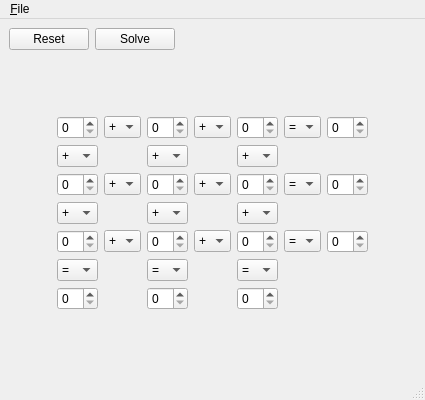
textbrowser/digit-shuffle, file digit-shuffle.ui: the form before one commit.
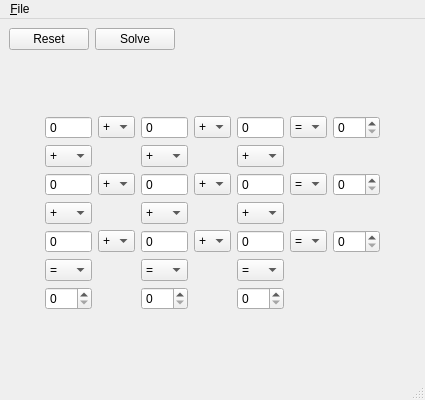
The form after the commit.

Commit message: Fast solver.

Patch:
```diff
--- a/digit-shuffle.ui
+++ b/digit-shuffle.ui
@@ -77,7 +77,14 @@
       <item>
        <layout class="QGridLayout" name="gridLayout">
         <item row="0" column="0">
-         <widget class="QSpinBox" name="x1"/>
+         <widget class="QSpinBox" name="x1">
+          <property name="readOnly">
+           <bool>true</bool>
+          </property>
+          <property name="buttonSymbols">
+           <enum>QAbstractSpinBox::NoButtons</enum>
+          </property>
+         </widget>
         </item>
         <item row="0" column="1">
          <widget class="QComboBox" name="r1">
@@ -107,7 +114,14 @@
          </widget>
         </item>
         <item row="0" column="2">
-         <widget class="QSpinBox" name="x2"/>
+         <widget class="QSpinBox" name="x2">
+          <property name="readOnly">
+           <bool>true</bool>
+          </property>
+          <property name="buttonSymbols">
+           <enum>QAbstractSpinBox::NoButtons</enum>
+          </property>
+         </widget>
         </item>
         <item row="0" column="3">
          <widget class="QComboBox" name="r2">
@@ -137,7 +151,14 @@
          </widget>
         </item>
         <item row="0" column="4">
-         <widget class="QSpinBox" name="x3"/>
+         <widget class="QSpinBox" name="x3">
+          <property name="readOnly">
+           <bool>true</bool>
+          </property>
+          <property name="buttonSymbols">
+           <enum>QAbstractSpinBox::NoButtons</enum>
+          </property>
+         </widget>
         </item>
         <item row="0" column="5">
          <widget class="QComboBox" name="r3">
@@ -155,7 +176,11 @@
          </widget>
         </item>
         <item row="0" column="6">
-         <widget class="QSpinBox" name="a"/>
+         <widget class="QSpinBox" name="a">
+          <property name="maximum">
+           <number>999</number>
+          </property>
+         </widget>
         </item>
         <item row="1" column="0">
          <widget class="QComboBox" name="c1">
@@ -239,7 +264,14 @@
          </widget>
         </item>
         <item row="2" column="0">
-         <widget class="QSpinBox" name="x4"/>
+         <widget class="QSpinBox" name="x4">
+          <property name="readOnly">
+           <bool>true</bool>
+          </property>
+          <property name="buttonSymbols">
+           <enum>QAbstractSpinBox::NoButtons</enum>
+          </property>
+         </widget>
         </item>
         <item row="2" column="1">
          <widget class="QComboBox" name="r4">
@@ -269,7 +301,14 @@
          </widget>
         </item>
         <item row="2" column="2">
-         <widget class="QSpinBox" name="x5"/>
+         <widget class="QSpinBox" name="x5">
+          <property name="readOnly">
+           <bool>true</bool>
+          </property>
+          <property name="buttonSymbols">
+           <enum>QAbstractSpinBox::NoButtons</enum>
+          </property>
+         </widget>
         </item>
         <item row="2" column="3">
          <widget class="QComboBox" name="r5">
@@ -299,7 +338,14 @@
          </widget>
         </item>
         <item row="2" column="4">
-         <widget class="QSpinBox" name="x6"/>
+         <widget class="QSpinBox" name="x6">
+          <property name="readOnly">
+           <bool>true</bool>
+          </property>
+          <property name="buttonSymbols">
+           <enum>QAbstractSpinBox::NoButtons</enum>
+          </property>
+         </widget>
         </item>
         <item row="2" column="5">
          <widget class="QComboBox" name="r6">
@@ -317,7 +363,11 @@
          </widget>
         </item>
         <item row="2" column="6">
-         <widget class="QSpinBox" name="b"/>
+         <widget class="QSpinBox" name="b">
+          <property name="maximum">
+           <number>999</number>
+          </property>
+         </widget>
         </item>
         <item row="3" column="0">
          <widget class="QComboBox" name="c2">
@@ -401,7 +451,14 @@
          </widget>
         </item>
         <item row="4" column="0">
-         <widget class="QSpinBox" name="x7"/>
+         <widget class="QSpinBox" name="x7">
+          <property name="readOnly">
+           <bool>true</bool>
+          </property>
+          <property name="buttonSymbols">
+           <enum>QAbstractSpinBox::NoButtons</enum>
+          </property>
+         </widget>
         </item>
         <item row="4" column="1">
          <widget class="QComboBox" name="r7">
@@ -431,7 +488,14 @@
          </widget>
         </item>
         <item row="4" column="2">
-         <widget class="QSpinBox" name="x8"/>
+         <widget class="QSpinBox" name="x8">
+          <property name="readOnly">
+           <bool>true</bool>
+          </property>
+          <property name="buttonSymbols">
+           <enum>QAbstractSpinBox::NoButtons</enum>
+          </property>
+         </widget>
         </item>
         <item row="4" column="3">
          <widget class="QComboBox" name="r8">
@@ -461,7 +525,14 @@
          </widget>
         </item>
         <item row="4" column="4">
-         <widget class="QSpinBox" name="x9"/>
+         <widget class="QSpinBox" name="x9">
+          <property name="readOnly">
+           <bool>true</bool>
+          </property>
+          <property name="buttonSymbols">
+           <enum>QAbstractSpinBox::NoButtons</enum>
+          </property>
+         </widget>
         </item>
         <item row="4" column="5">
          <widget class="QComboBox" name="r9">
@@ -479,7 +550,11 @@
          </widget>
         </item>
         <item row="4" column="6">
-         <widget class="QSpinBox" name="c"/>
+         <widget class="QSpinBox" name="c">
+          <property name="maximum">
+           <number>999</number>
+          </property>
+         </widget>
         </item>
         <item row="5" column="0">
          <widget class="QComboBox" name="c3">
@@ -527,13 +602,25 @@
          </widget>
         </item>
         <item row="6" column="0">
-         <widget class="QSpinBox" name="d"/>
+         <widget class="QSpinBox" name="d">
+          <property name="maximum">
+           <number>999</number>
+          </property>
+         </widget>
         </item>
         <item row="6" column="2">
-         <widget class="QSpinBox" name="e"/>
+         <widget class="QSpinBox" name="e">
+          <property name="maximum">
+           <number>999</number>
+          </property>
+         </widget>
         </item>
         <item row="6" column="4">
-         <widget class="QSpinBox" name="f"/>
+         <widget class="QSpinBox" name="f">
+          <property name="maximum">
+           <number>999</number>
+          </property>
+         </widget>
         </item>
        </layout>
       </item>
```
Left out of the diff: 2 changed lines with no effect on the pictures. The commit also changes 2 other files.
